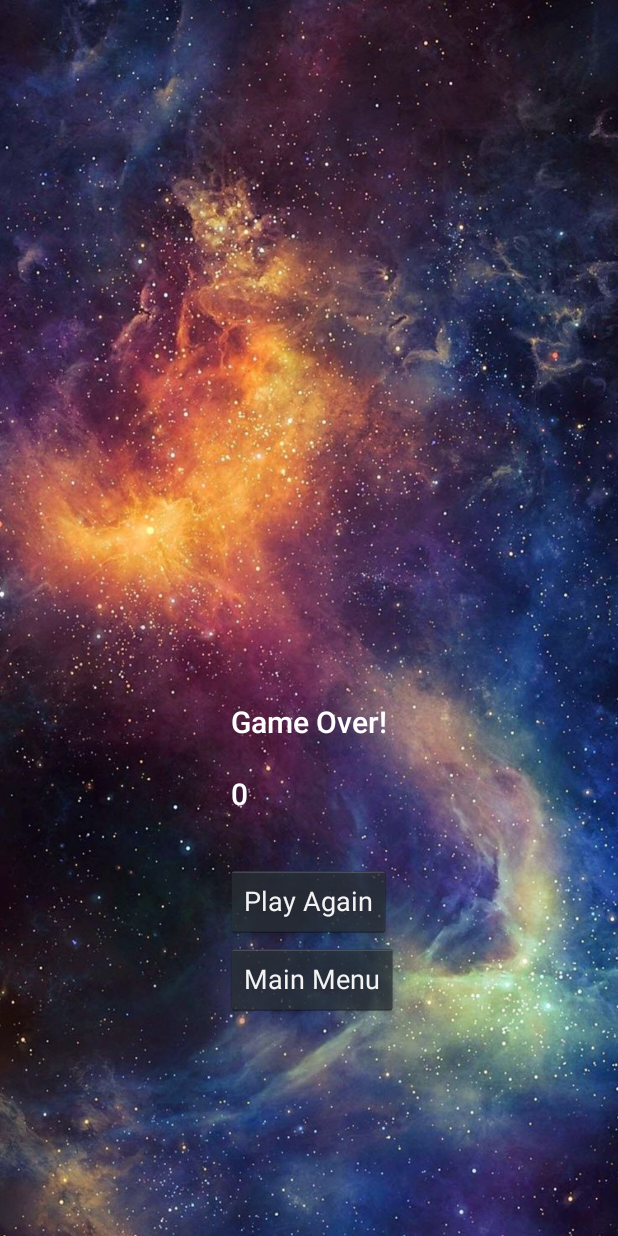
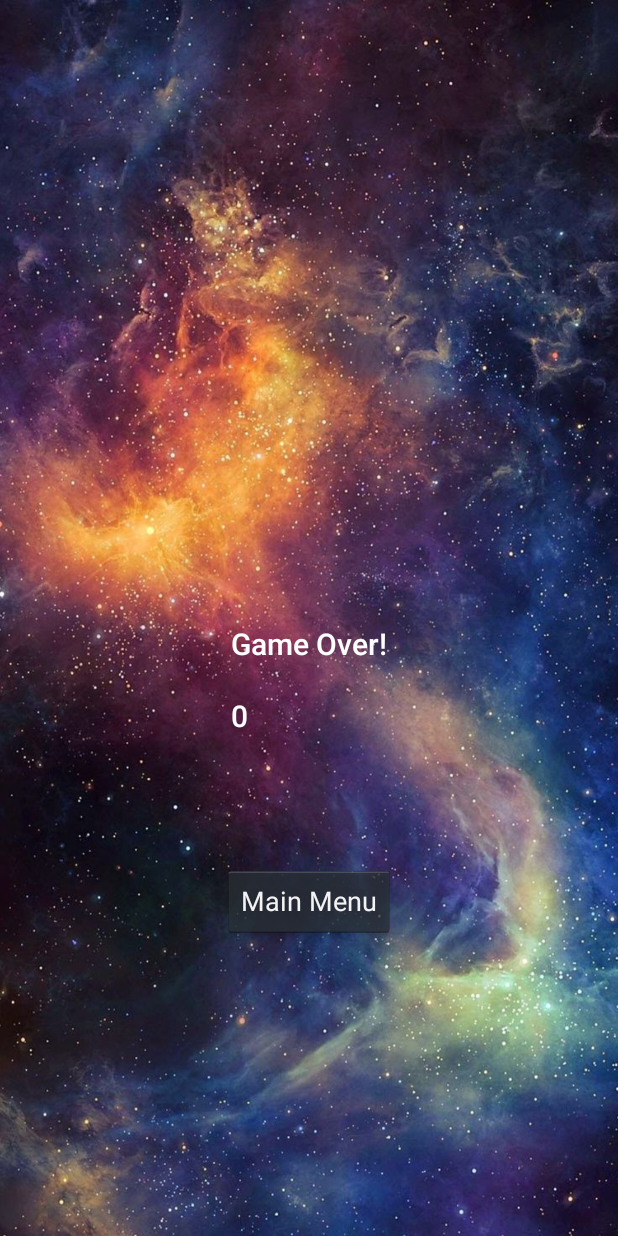
Before and after one commit to Travisinseattle/TravisCentipede, an Android app: the fragment GameOverFragment placed in its activity, on a phone screen of 412 x 824 dp. Run offline under Robolectric (Android 15) with nearby library versions, the phone set to English and light mode, and no system bars; 5 statements that could not run were skipped.

Commit message:
Fixed the Bullets so they fired at a more reasonable speed.
Fixed the gameover screen to get rid of extraneous button.

```diff
--- a/app/src/main/java/group7/tcss450/uw/edu/centipedeandroid/game/EntityFactory.java
+++ b/app/src/main/java/group7/tcss450/uw/edu/centipedeandroid/game/EntityFactory.java
@@ -71,6 +71,15 @@ public class EntityFactory {
         return mushroom;
     }
 
+    /**
+     * A static method to instantiate a player ship.
+     *
+     * @param theX The X coordinate of the ship.
+     * @param theY The Y coordinate of the ship.
+     * @param theBlockSize The size of a block in the screen grid.
+     *
+     * @return The player ship.
+     */
     public static MetaEntity createShip(float theX, float theY, float theBlockSize) {
         Components.EntitySize es = new Components.EntitySize(theBlockSize * 2,
                 theBlockSize);
@@ -106,7 +115,7 @@ public class EntityFactory {
         MetaEntity bullet = new MetaEntity("bullet", es,
                 new Components.CAndroidDrawable(R.drawable.fireball),
                 new Components.Health(1),
-                new Components.Movable(0, - 75),
+                new Components.Movable(0, -50),
                 new Components.Position(x, y),
                 new Components.Hazard(1),
                 new Components.Shoot(),
--- a/app/src/main/java/group7/tcss450/uw/edu/centipedeandroid/game/system/ShootSystem.java
+++ b/app/src/main/java/group7/tcss450/uw/edu/centipedeandroid/game/system/ShootSystem.java
@@ -1,7 +1,4 @@
 package group7.tcss450.uw.edu.centipedeandroid.game.system;
-
-import android.graphics.Bitmap;
-import android.util.Log;
 
 import java.util.ArrayList;
 import java.util.List;
@@ -9,7 +6,6 @@ import java.util.Set;
 import java.util.UUID;
 
 import group7.tcss450.uw.edu.centipedeandroid.game.EntityFactory;
-import group7.tcss450.uw.edu.centipedeandroid.game.GameActivity;
 import group7.tcss450.uw.edu.centipedeandroid.game.GameView;
 import group7.tcss450.uw.edu.centipedeandroid.game.SubSystem;
 import group7.tcss450.uw.edu.centipedeandroid.game.component.Components;
@@ -24,11 +20,11 @@ public class ShootSystem extends SubSystem {
     /** the rate at which bullets shoot out */
     private final static int MOD_RATE = 2;
 
-    /** counter for speed control */
+    /** counter for SPEED control */
     private int counter;
 
-    /** speed of the bullet */
-    private int speed;
+    /** SPEED of the bullet */
+    private final static int SPEED = 500;
 
     /** list of UUID's */
     private List<UUID> killList;
@@ -41,11 +37,10 @@ public class ShootSystem extends SubSystem {
     public ShootSystem(GameView theGameView) {
         super(theGameView);
         counter = 0;
-        speed = theGameView.getBulletSpeed();
     }
     /**
      * Method that process a game tick and creates a bullet entity based on the position of the ship.
-     * The system also sets the speed of the bullet and the frequency at which they are created.
+     * The system also sets the SPEED of the bullet and the frequency at which they are created.
      *
      * @param lastFrameTime is the frame being processed.
      */
@@ -58,8 +53,8 @@ public class ShootSystem extends SubSystem {
                 .getAllEntitiesPossessingComponent(Components.Touch.class);
         for (UUID entityID : allTouch) {
             Components.Position pos = mGameView.mEntityManager.getComponent(entityID, Components.Position.class);
-            if (counter > speed) {
-                counter -= speed;
+            if (counter > SPEED) {
+                counter -= SPEED;
                 EntityFactory.createBullet(pos.getX(), pos.getY(), mGameView.mBlockSize);
             }
         }
--- a/app/src/main/java/group7/tcss450/uw/edu/centipedeandroid/menu/GameOverFragment.java
+++ b/app/src/main/java/group7/tcss450/uw/edu/centipedeandroid/menu/GameOverFragment.java
@@ -50,9 +50,7 @@ public class GameOverFragment extends Fragment implements View.OnClickListener {
     public View onCreateView(LayoutInflater inflater, ViewGroup container,
                              Bundle savedInstanceState) {
         View v = inflater.inflate(R.layout.fragment_game_over, container, false);
-        Button b = (Button) v.findViewById(R.id.playAgain);
-        b.setOnClickListener(this);
-        b = (Button) v.findViewById(R.id.mainMenu);
+        Button b = (Button) v.findViewById(R.id.mainMenu);
         b.setOnClickListener(this);
         frameLayout = (FrameLayout) v.findViewById(R.id.activity_game);
         textView = (TextView) v.findViewById(R.id.score);
@@ -103,9 +101,6 @@ public class GameOverFragment extends Fragment implements View.OnClickListener {
     @Override
     public void onClick(View v) {
         switch (v.getId()) {
-            case R.id.playAgain:
-                mListener.onStartGame();
-                break;
             case R.id.mainMenu:
                 menuListner.ReturnToMenu();
                 for (int i = 0; i < 20; i++) {
--- a/app/src/main/res/layout/fragment_game_over.xml
+++ b/app/src/main/res/layout/fragment_game_over.xml
@@ -7,31 +7,20 @@
 
     <Button
         style="@android:style/Widget.Holo.Button"
-        android:text="Play Again"
-        android:layout_width="wrap_content"
-        android:layout_height="wrap_content"
-        android:layout_alignParentBottom="true"
-        android:layout_centerHorizontal="true"
-        android:layout_marginBottom="199dp"
-        android:id="@+id/playAgain" />
-
-    <Button
-        style="@android:style/Widget.Holo.Button"
-        android:text="Main Menu"
+        android:text="@string/main_menu"
         android:layout_width="wrap_content"
         android:layout_height="wrap_content"
         android:layout_marginTop="52dp"
         android:id="@+id/mainMenu"
-        android:layout_alignTop="@+id/playAgain"
-        android:layout_alignLeft="@+id/playAgain"
-        android:layout_alignStart="@+id/playAgain" />
-
+        android:layout_alignParentBottom="true"
+        android:layout_centerHorizontal="true"
+        android:layout_marginBottom="199dp"/>
     <TextView
         android:textColor="#FFFFFF"
-        android:text="Game Over!"
+        android:text="@string/game_over_text"
         android:layout_width="wrap_content"
         android:layout_height="wrap_content"
-        android:layout_above="@+id/playAgain"
+        android:layout_above="@+id/mainMenu"
         android:layout_centerHorizontal="true"
         android:layout_marginBottom="82dp"
         android:id="@+id/gameOver"
@@ -39,13 +28,14 @@
 
     <TextView
         android:textColor="#FFFFFF"
-        android:text="score"
+        android:text="@string/score_text"
         android:layout_width="wrap_content"
         android:layout_height="wrap_content"
         android:layout_marginBottom="34dp"
         android:id="@+id/score"
         android:textAppearance="@style/TextAppearance.AppCompat.Title"
-        android:layout_above="@+id/playAgain"
+        android:layout_above="@+id/mainMenu"
         android:layout_alignLeft="@+id/gameOver"
         android:layout_alignStart="@+id/gameOver" />
+
 </RelativeLayout>
--- a/app/src/main/res/values/strings.xml
+++ b/app/src/main/res/values/strings.xml
@@ -28,6 +28,9 @@
     <string name="high_scores">High Scores</string>
     <string name="scores_list">scores</string>
     <string name="scores_preference">scores_preference</string>
+    <string name="main_menu">Main Menu</string>
+    <string name="game_over_text">Game Over!</string>
+    <string name="score_text">score</string>
     <string-array name="music_list">
         <item>Cool Drums</item>
         <item>Hip Beats</item>
```
